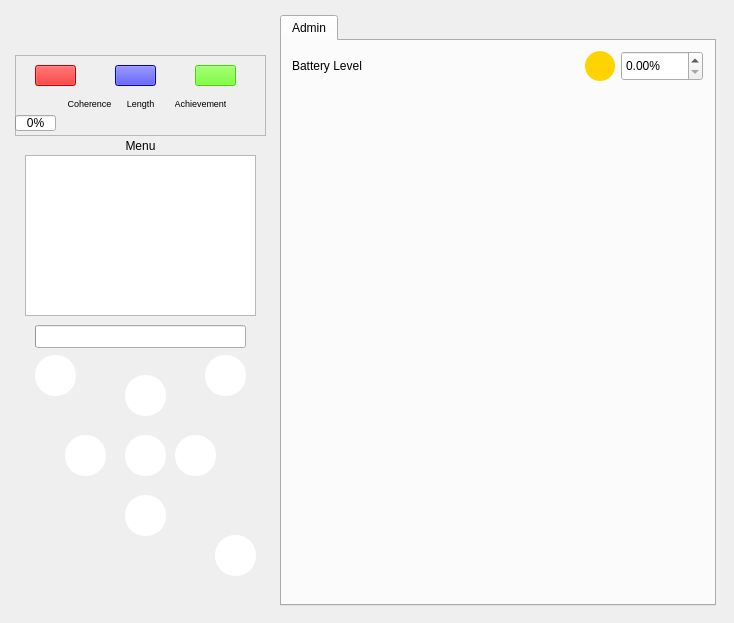
code-monke/COMP3004B-Team-Project, file ui/mainwindow.ui: the form before one commit.
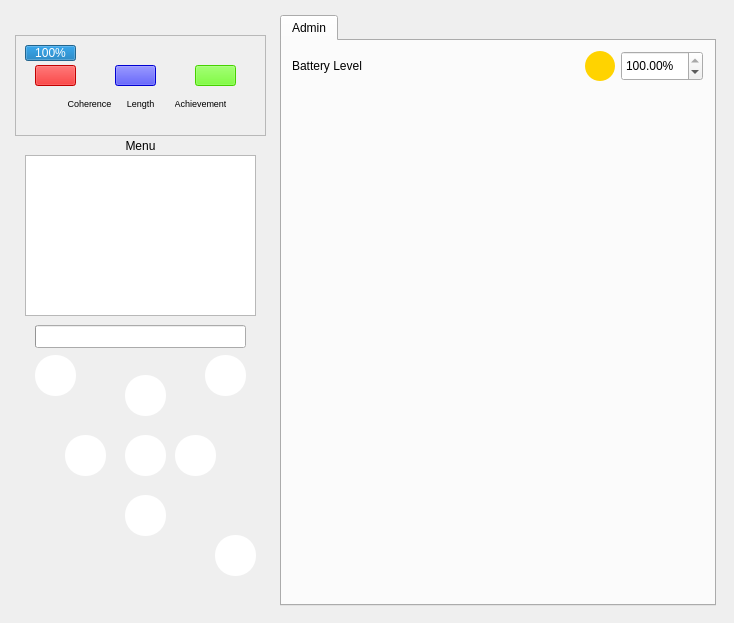
The form after the commit. Icons and pictures are not drawn. Custom widgets are drawn as their Qt base class.

Patch:
```diff
--- a/ui/mainwindow.ui
+++ b/ui/mainwindow.ui
@@ -335,9 +335,9 @@
         <property name="geometry">
          <rect>
           <x>0</x>
-          <y>20</y>
+          <y>0</y>
           <width>251</width>
-          <height>81</height>
+          <height>101</height>
          </rect>
         </property>
         <property name="frameShape">
@@ -353,7 +353,7 @@
          <property name="geometry">
           <rect>
            <x>20</x>
-           <y>10</y>
+           <y>30</y>
            <width>41</width>
            <height>21</height>
           </rect>
@@ -372,7 +372,7 @@
          <property name="geometry">
           <rect>
            <x>100</x>
-           <y>10</y>
+           <y>30</y>
            <width>41</width>
            <height>21</height>
           </rect>
@@ -391,7 +391,7 @@
          <property name="geometry">
           <rect>
            <x>180</x>
-           <y>10</y>
+           <y>30</y>
            <width>41</width>
            <height>21</height>
           </rect>
@@ -415,21 +415,21 @@
         <widget class="QProgressBar" name="progressBar">
          <property name="geometry">
           <rect>
-           <x>0</x>
-           <y>60</y>
-           <width>41</width>
+           <x>10</x>
+           <y>10</y>
+           <width>51</width>
            <height>16</height>
           </rect>
          </property>
          <property name="value">
-          <number>0</number>
+          <number>100</number>
          </property>
         </widget>
         <widget class="QLabel" name="coherence">
          <property name="geometry">
           <rect>
            <x>50</x>
-           <y>40</y>
+           <y>60</y>
            <width>49</width>
            <height>16</height>
           </rect>
@@ -450,7 +450,7 @@
          <property name="geometry">
           <rect>
            <x>110</x>
-           <y>40</y>
+           <y>60</y>
            <width>31</width>
            <height>16</height>
           </rect>
@@ -471,7 +471,7 @@
          <property name="geometry">
           <rect>
            <x>160</x>
-           <y>40</y>
+           <y>60</y>
            <width>51</width>
            <height>16</height>
           </rect>
@@ -561,6 +561,9 @@
               <property name="maximum">
                <double>100.000000000000000</double>
               </property>
+              <property name="value">
+               <double>100.000000000000000</double>
+              </property>
              </widget>
             </item>
             <item row="0" column="0">
```
